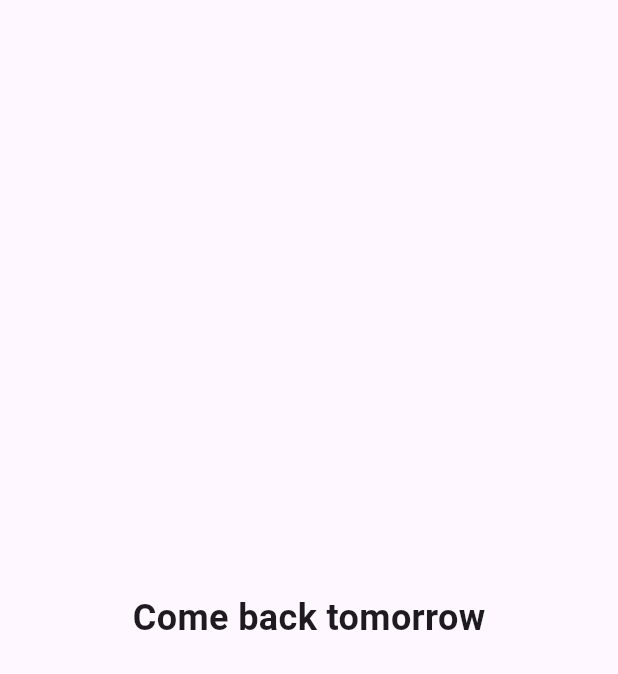
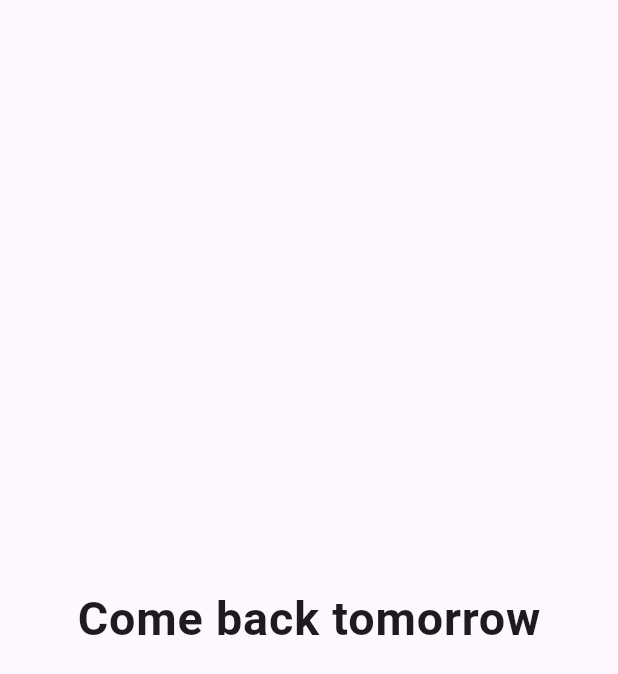
Before and after one commit to EdoardoTosin/new_year_countdown, a Flutter app: the screen it shows after launch, on a phone screen of 412 x 824 dp. Shown: the top 674 px of the screen. Run offline on Flutter 3.47's test engine with Material 3 defaults, Android fonts, the phone set to English and light mode, and no system bars; our stand-ins replace confetti, wakelock_plus.

Commit message:
Adjust countdown timer to fit 75% of screen width

```diff
--- a/docs/version.json
+++ b/docs/version.json
@@ -1 +1 @@
-{"app_name":"new_year_countdown","version":"1.0.0","build_number":"1","package_name":"new_year_countdown"}
+{"app_name":"new_year_countdown","version":"1.0.1","build_number":"1","package_name":"new_year_countdown"}
--- a/lib/main.dart
+++ b/lib/main.dart
@@ -123,9 +123,19 @@ class _CountdownTimerState extends State<CountdownTimer> {
     String twoDigitSeconds = twoDigits(seconds);
 
     if (DateTime.now().day == 31 && DateTime.now().month == 12) {
-      return Text(
-        "$twoDigitHours:$twoDigitMinutes:$twoDigitSeconds",
-        style: const TextStyle(fontSize: 24, fontWeight: FontWeight.bold),
+      double screenWidth = MediaQuery.of(context).size.width;
+      double containerWidth = screenWidth * 0.75;
+      return SizedBox(
+        width: containerWidth,
+        child: FittedBox(
+          fit: BoxFit.fitWidth,
+          child: Text(
+            "$twoDigitHours:$twoDigitMinutes:$twoDigitSeconds",
+            style: const TextStyle(fontWeight: FontWeight.bold),
+            maxLines: 1,
+            overflow: TextOverflow.ellipsis,
+          ),
+        ),
       );
     } else if (DateTime.now().day == 1 && DateTime.now().month == 1) {
       _controller.play(); // Start the confetti effect
@@ -166,9 +176,19 @@ class _CountdownTimerState extends State<CountdownTimer> {
         ],
       );
     } else {
-      return Text(
-        _currentPhrase,
-        style: const TextStyle(fontSize: 24, fontWeight: FontWeight.bold),
+      double screenWidth = MediaQuery.of(context).size.width;
+      double containerWidth = screenWidth * 0.75;
+      return SizedBox(
+        width: containerWidth,
+        child: FittedBox(
+          fit: BoxFit.fitWidth,
+          child: Text(
+            _currentPhrase,
+            style: const TextStyle(fontWeight: FontWeight.bold),
+            maxLines: 1,
+            overflow: TextOverflow.ellipsis,
+          ),
+        ),
       );
     }
   }
--- a/pubspec.yaml
+++ b/pubspec.yaml
@@ -16,7 +16,7 @@ publish_to: 'none' # Remove this line if you wish to publish to pub.dev
 # https://developer.apple.com/library/archive/documentation/General/Reference/InfoPlistKeyReference/Articles/CoreFoundationKeys.html
 # In Windows, build-name is used as the major, minor, and patch parts
 # of the product and file versions while build-number is used as the build suffix.
-version: 1.0.0+1
+version: 1.0.1+1
 
 environment:
   sdk: '>=3.2.3 <4.0.0'
```
Also changed, not shown: 3 other files.
